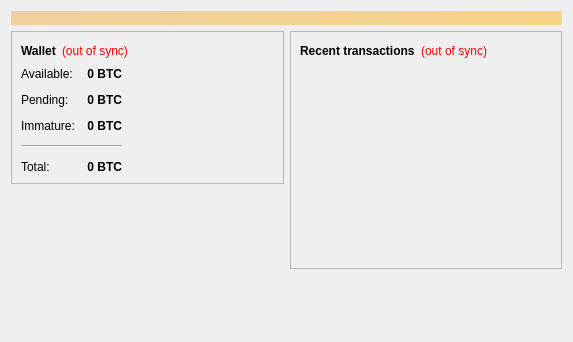
Above: src/qt/forms/overviewpage.ui from dogecoin/dogecoin before the change. Below: the same form after it.
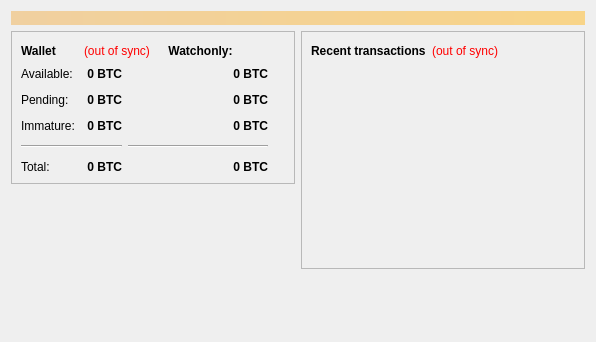
That is the form after the change. Icons and pictures are not drawn.

Commit message:
Watchonly balances are shown separately in gui.
Conflicts:
	src/qt/forms/overviewpage.ui
	src/qt/transactiondesc.cpp
	src/wallet.h

Diff of the .ui file:
```diff
--- a/src/qt/forms/overviewpage.ui
+++ b/src/qt/forms/overviewpage.ui
@@ -6,7 +6,7 @@
    <rect>
     <x>0</x>
     <y>0</y>
-    <width>573</width>
+    <width>596</width>
     <height>342</height>
    </rect>
   </property>
@@ -46,6 +46,8 @@
           <item>
            <layout class="QHBoxLayout" name="horizontalLayout_4">
             <item>
+             <layout class="QHBoxLayout" name="horizontalLayout_7">
+              <item>
              <widget class="QLabel" name="label_5">
               <property name="font">
                <font>
@@ -74,11 +76,34 @@
               </property>
              </widget>
             </item>
+             </layout>
+            </item>
+            <item>
+             <layout class="QHBoxLayout" name="horizontalLayout_8">
+              <item>
+               <widget class="QLabel" name="labelWatchonly">
+                <property name="font">
+                 <font>
+                  <weight>75</weight>
+                  <bold>true</bold>
+                 </font>
+                </property>
+                <property name="text">
+                 <string>Watchonly:</string>
+                </property>
+                <property name="alignment">
+                 <set>Qt::AlignCenter</set>
+                </property>
+               </widget>
+              </item>
             <item>
              <spacer name="horizontalSpacer_2">
               <property name="orientation">
                <enum>Qt::Horizontal</enum>
               </property>
+                <property name="sizeType">
+                 <enum>QSizePolicy::Preferred</enum>
+                </property>
               <property name="sizeHint" stdset="0">
                <size>
                 <width>40</width>
@@ -89,6 +114,8 @@
             </item>
            </layout>
           </item>
+           </layout>
+          </item>
           <item>
           <layout class="QHBoxLayout" name="horizontalLayout_3">
            <item>
@@ -181,6 +208,9 @@
                 <bold>true</bold>
                </font>
               </property>
+                <property name="cursor">
+                 <cursorShape>IBeamCursor</cursorShape>
+                </property>
               <property name="toolTip">
                <string>Mined balance that has not yet matured</string>
               </property>
@@ -195,6 +225,13 @@
               </property>
              </widget>
             </item>
+              <item row="3" column="0" colspan="2">
+               <widget class="Line" name="line">
+                <property name="orientation">
+                 <enum>Qt::Horizontal</enum>
+                </property>
+               </widget>
+              </item>
             <item row="4" column="0">
              <widget class="QLabel" name="labelTotalText">
               <property name="text">
@@ -227,13 +264,138 @@
               </property>
              </widget>
             </item>
+             </layout>
+            </item>
+            <item>
+             <layout class="QFormLayout" name="formLayout">
+              <property name="fieldGrowthPolicy">
+               <enum>QFormLayout::AllNonFixedFieldsGrow</enum>
+              </property>
+              <property name="horizontalSpacing">
+               <number>12</number>
+              </property>
+              <property name="verticalSpacing">
+               <number>12</number>
+              </property>
+              <item row="0" column="1">
+               <widget class="QLabel" name="labelWatchAvailable">
+                <property name="font">
+                 <font>
+                  <weight>75</weight>
+                  <bold>true</bold>
+                 </font>
+                </property>
+                <property name="cursor">
+                 <cursorShape>IBeamCursor</cursorShape>
+                </property>
+                <property name="toolTip">
+                 <string>Your current balance in watchonly addresses</string>
+                </property>
+                <property name="text">
+                 <string>0 BTC</string>
+                </property>
+                <property name="alignment">
+                 <set>Qt::AlignRight|Qt::AlignTrailing|Qt::AlignVCenter</set>
+                </property>
+                <property name="textInteractionFlags">
+                 <set>Qt::LinksAccessibleByMouse|Qt::TextSelectableByKeyboard|Qt::TextSelectableByMouse</set>
+                </property>
+               </widget>
+              </item>
+              <item row="1" column="1">
+               <widget class="QLabel" name="labelWatchPending">
+                <property name="font">
+                 <font>
+                  <weight>75</weight>
+                  <bold>true</bold>
+                 </font>
+                </property>
+                <property name="cursor">
+                 <cursorShape>IBeamCursor</cursorShape>
+                </property>
+                <property name="toolTip">
+                 <string>Unconfirmed transactions to watchonly addresses</string>
+                </property>
+                <property name="text">
+                 <string>0 BTC</string>
+                </property>
+                <property name="alignment">
+                 <set>Qt::AlignRight|Qt::AlignTrailing|Qt::AlignVCenter</set>
+                </property>
+                <property name="textInteractionFlags">
+                 <set>Qt::LinksAccessibleByMouse|Qt::TextSelectableByKeyboard|Qt::TextSelectableByMouse</set>
+                </property>
+               </widget>
+              </item>
+              <item row="2" column="1">
+               <widget class="QLabel" name="labelWatchImmature">
+                <property name="font">
+                 <font>
+                  <weight>75</weight>
+                  <bold>true</bold>
+                 </font>
+                </property>
+                <property name="cursor">
+                 <cursorShape>IBeamCursor</cursorShape>
+                </property>
+                <property name="toolTip">
+                 <string>Mined balance in watchonly addresses that has not yet matured</string>
+                </property>
+                <property name="text">
+                 <string>0 BTC</string>
+                </property>
+                <property name="alignment">
+                 <set>Qt::AlignRight|Qt::AlignTrailing|Qt::AlignVCenter</set>
+                </property>
+                <property name="textInteractionFlags">
+                 <set>Qt::LinksAccessibleByMouse|Qt::TextSelectableByKeyboard|Qt::TextSelectableByMouse</set>
+                </property>
+               </widget>
+              </item>
             <item row="3" column="0" colspan="2">
-             <widget class="Line" name="line">
+               <widget class="Line" name="lineWatchBalance">
+                <property name="sizePolicy">
+                 <sizepolicy hsizetype="Preferred" vsizetype="Fixed">
+                  <horstretch>0</horstretch>
+                  <verstretch>0</verstretch>
+                 </sizepolicy>
+                </property>
+                <property name="minimumSize">
+                 <size>
+                  <width>140</width>
+                  <height>0</height>
+                 </size>
+                </property>
               <property name="orientation">
                <enum>Qt::Horizontal</enum>
               </property>
              </widget>
             </item>
+              <item row="4" column="1">
+               <widget class="QLabel" name="labelWatchTotal">
+                <property name="font">
+                 <font>
+                  <weight>75</weight>
+                  <bold>true</bold>
+                 </font>
+                </property>
+                <property name="cursor">
+                 <cursorShape>IBeamCursor</cursorShape>
+                </property>
+                <property name="toolTip">
+                 <string>Current total balance in watchonly addresses</string>
+                </property>
+                <property name="text">
+                 <string>0 BTC</string>
+                </property>
+                <property name="alignment">
+                 <set>Qt::AlignRight|Qt::AlignTrailing|Qt::AlignVCenter</set>
+                </property>
+                <property name="textInteractionFlags">
+                 <set>Qt::LinksAccessibleByMouse|Qt::TextSelectableByKeyboard|Qt::TextSelectableByMouse</set>
+                </property>
+               </widget>
+              </item>
            </layout>
           </item>
             <item>
@@ -241,9 +403,12 @@
               <property name="orientation">
                <enum>Qt::Horizontal</enum>
               </property>
+              <property name="sizeType">
+               <enum>QSizePolicy::Expanding</enum>
+              </property>
               <property name="sizeHint" stdset="0">
                <size>
-                <width>40</width>
+                <width>20</width>
                 <height>20</height>
                </size>
               </property>
```
Lines whose indentation alone changed are shown as unchanged. The commit also changes 13 other files.
